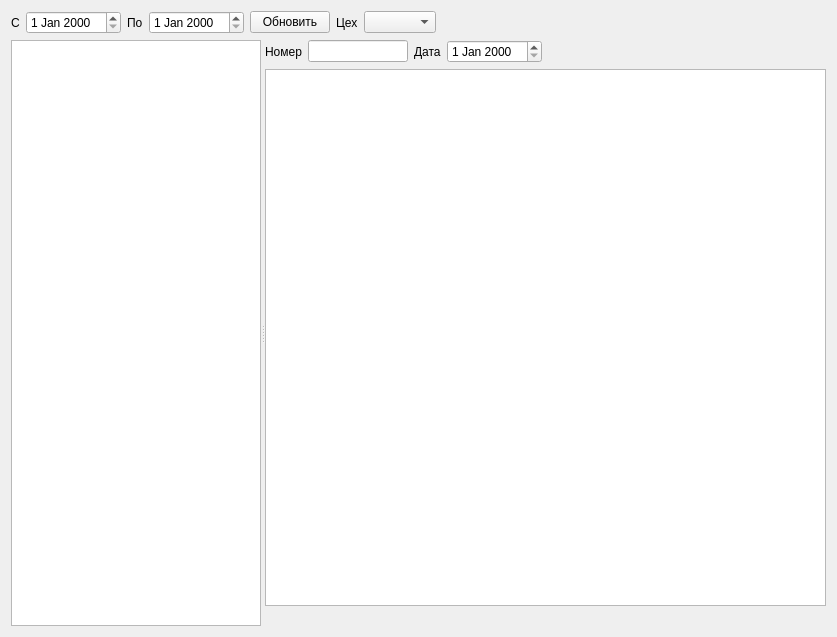
First picture: the form in formost.ui, repository Sergeyego/dosage, before the edit.
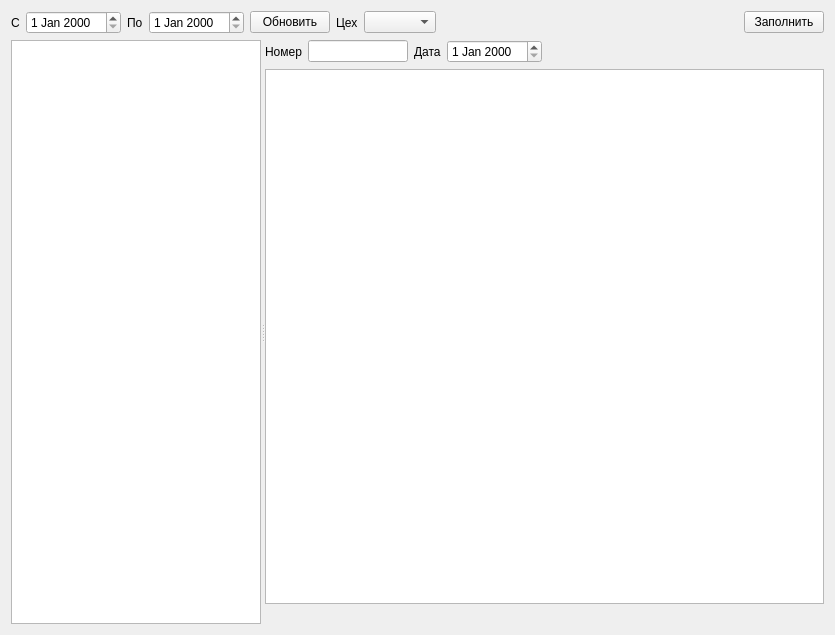
Second picture: the form after the edit. Custom widgets are drawn as their Qt base class.

The edit to the form file:
```diff
--- a/formost.ui
+++ b/formost.ui
@@ -6,8 +6,8 @@
    <rect>
     <x>0</x>
     <y>0</y>
-    <width>837</width>
-    <height>637</height>
+    <width>835</width>
+    <height>635</height>
    </rect>
   </property>
   <property name="windowTitle">
@@ -66,6 +66,13 @@
        </property>
       </spacer>
      </item>
+     <item>
+      <widget class="QPushButton" name="pushButtonIns">
+       <property name="text">
+        <string>Заполнить</string>
+       </property>
+      </widget>
+     </item>
     </layout>
    </item>
    <item>
```
